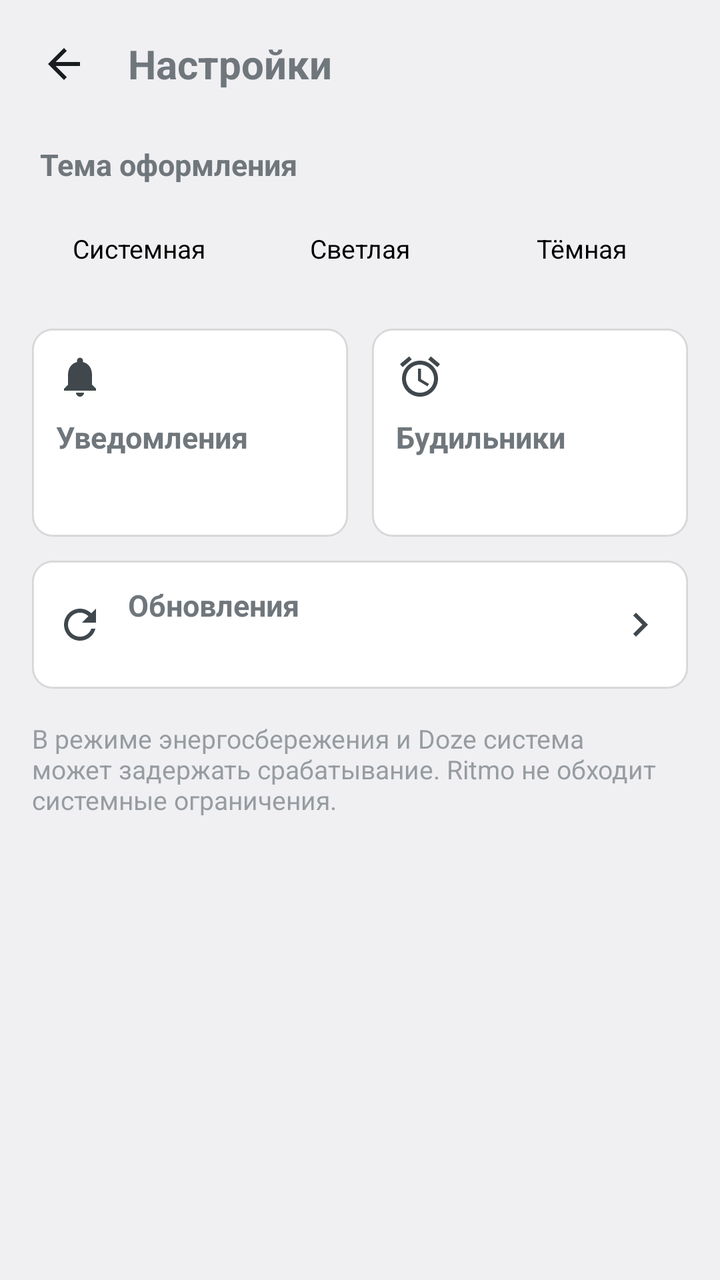
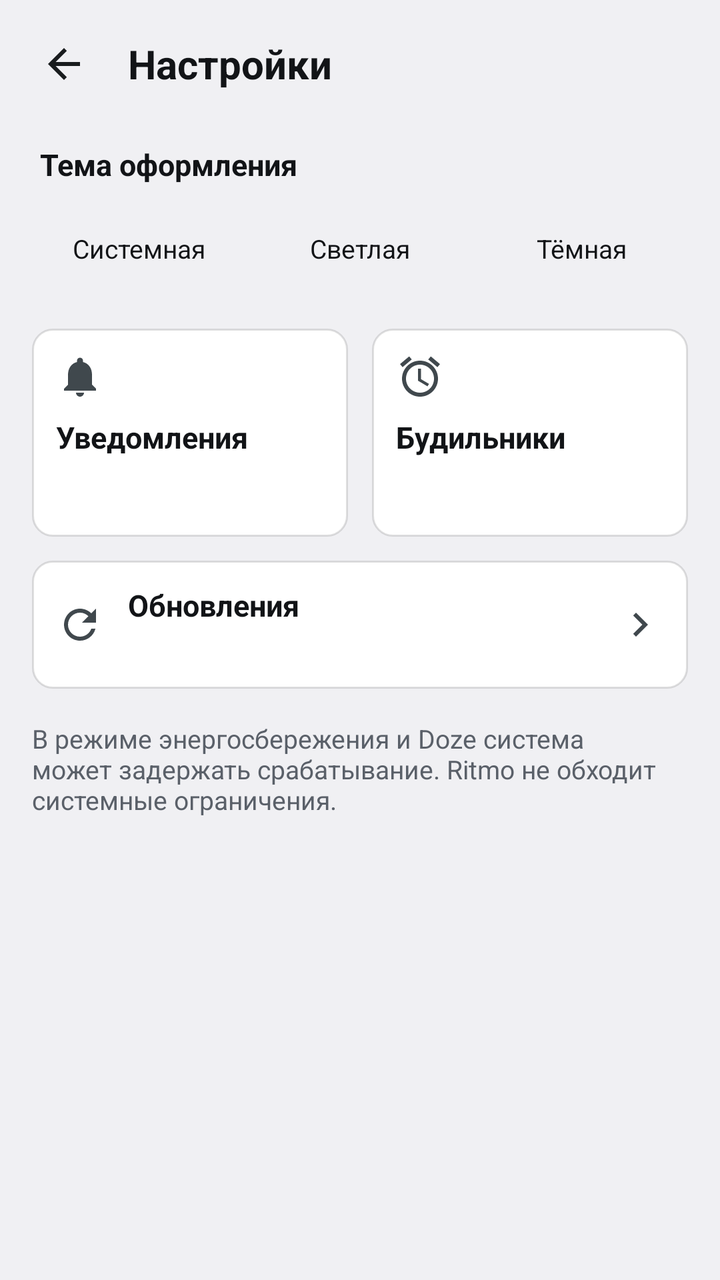

Compare the two renders of this Android layout. The source of the first and the diff that turns it into the second are given below.
<!-- AndroidManifest.xml: application theme Theme.Ritmo -->
<!-- res/layout/activity_settings.xml -->
<?xml version="1.0" encoding="utf-8"?>
<LinearLayout xmlns:android="http://schemas.android.com/apk/res/android"
    android:id="@+id/root"
    android:layout_width="match_parent"
    android:layout_height="match_parent"
    android:orientation="vertical">

    <LinearLayout
        android:layout_width="match_parent"
        android:layout_height="wrap_content"
        android:gravity="center_vertical"
        android:orientation="horizontal"
        android:paddingStart="8dp"
        android:paddingEnd="16dp"
        android:paddingTop="8dp"
        android:paddingBottom="4dp">

        <ImageButton
            android:id="@+id/back_button"
            android:layout_width="48dp"
            android:layout_height="48dp"
            android:background="?android:attr/selectableItemBackgroundBorderless"
            android:contentDescription="@string/back"
            android:scaleType="center"
            android:src="@drawable/ic_arrow_back" />

        <TextView
            android:layout_width="0dp"
            android:layout_height="wrap_content"
            android:layout_marginStart="8dp"
            android:layout_weight="1"
            android:text="@string/settings"
            android:textSize="20sp"
            android:textStyle="bold" />
    </LinearLayout>

    <ScrollView
        android:layout_width="match_parent"
        android:layout_height="0dp"
        android:layout_weight="1"
        android:clipToPadding="false"
        android:fillViewport="true">

        <LinearLayout
            android:layout_width="match_parent"
            android:layout_height="wrap_content"
            android:orientation="vertical"
            android:paddingStart="16dp"
            android:paddingEnd="16dp"
            android:paddingTop="12dp"
            android:paddingBottom="24dp">

            <TextView
                android:layout_width="match_parent"
                android:layout_height="wrap_content"
                android:layout_marginStart="4dp"
                android:text="@string/settings_theme"
                android:textSize="15sp"
                android:textStyle="bold" />

            
            <RadioGroup
                android:id="@+id/theme_group"
                android:layout_width="match_parent"
                android:layout_height="wrap_content"
                android:layout_marginTop="8dp"
                android:orientation="horizontal">

                <RadioButton
                    android:id="@+id/theme_system"
                    android:layout_width="0dp"
                    android:layout_height="wrap_content"
                    android:layout_weight="1"
                    android:background="@drawable/segment_background"
                    android:button="@null"
                    android:gravity="center"
                    android:minHeight="48dp"
                    android:text="@string/settings_theme_system"
                    android:textSize="13sp" />

                <RadioButton
                    android:id="@+id/theme_light"
                    android:layout_width="0dp"
                    android:layout_height="wrap_content"
                    android:layout_marginStart="4dp"
                    android:layout_weight="1"
                    android:background="@drawable/segment_background"
                    android:button="@null"
                    android:gravity="center"
                    android:minHeight="48dp"
                    android:text="@string/settings_theme_light"
                    android:textSize="13sp" />

                <RadioButton
                    android:id="@+id/theme_dark"
                    android:layout_width="0dp"
                    android:layout_height="wrap_content"
                    android:layout_marginStart="4dp"
                    android:layout_weight="1"
                    android:background="@drawable/segment_background"
                    android:button="@null"
                    android:gravity="center"
                    android:minHeight="48dp"
                    android:text="@string/settings_theme_dark"
                    android:textSize="13sp" />
            </RadioGroup>

            
            <LinearLayout
                android:layout_width="match_parent"
                android:layout_height="wrap_content"
                android:layout_marginTop="16dp"
                android:orientation="horizontal">

                <LinearLayout
                    android:id="@+id/card_notifications"
                    android:layout_width="0dp"
                    android:layout_height="match_parent"
                    android:layout_weight="1"
                    android:background="@drawable/setting_card"
                    android:clickable="true"
                    android:focusable="true"
                    android:foreground="?android:attr/selectableItemBackground"
                    android:minHeight="104dp"
                    android:orientation="vertical"
                    android:padding="12dp">

                    <ImageView
                        android:layout_width="24dp"
                        android:layout_height="24dp"
                        android:contentDescription="@null"
                        android:src="@drawable/ic_notifications" />

                    <TextView
                        android:layout_width="match_parent"
                        android:layout_height="wrap_content"
                        android:layout_marginTop="8dp"
                        android:text="@string/settings_notifications"
                        android:textSize="15sp"
                        android:textStyle="bold" />

                    <TextView
                        android:id="@+id/notifications_status"
                        android:layout_width="match_parent"
                        android:layout_height="wrap_content"
                        android:layout_marginTop="2dp"
                        android:alpha="0.7"
                        android:textSize="13sp" />
                </LinearLayout>

                <LinearLayout
                    android:id="@+id/card_alarms"
                    android:layout_width="0dp"
                    android:layout_height="match_parent"
                    android:layout_marginStart="12dp"
                    android:layout_weight="1"
                    android:background="@drawable/setting_card"
                    android:clickable="true"
                    android:focusable="true"
                    android:foreground="?android:attr/selectableItemBackground"
                    android:minHeight="104dp"
                    android:orientation="vertical"
                    android:padding="12dp">

                    <ImageView
                        android:layout_width="24dp"
                        android:layout_height="24dp"
                        android:contentDescription="@null"
                        android:src="@drawable/ic_alarm_clock" />

                    <TextView
                        android:layout_width="match_parent"
                        android:layout_height="wrap_content"
                        android:layout_marginTop="8dp"
                        android:text="@string/settings_alarms"
                        android:textSize="15sp"
                        android:textStyle="bold" />

                    <TextView
                        android:id="@+id/exact_alarm_status"
                        android:layout_width="match_parent"
                        android:layout_height="wrap_content"
                        android:layout_marginTop="2dp"
                        android:alpha="0.7"
                        android:textSize="13sp" />
                </LinearLayout>
            </LinearLayout>

            
            <LinearLayout
                android:id="@+id/card_updates"
                android:layout_width="match_parent"
                android:layout_height="wrap_content"
                android:layout_marginTop="12dp"
                android:background="@drawable/setting_card"
                android:clickable="true"
                android:focusable="true"
                android:foreground="?android:attr/selectableItemBackground"
                android:gravity="center_vertical"
                android:minHeight="64dp"
                android:orientation="horizontal"
                android:paddingStart="12dp"
                android:paddingEnd="12dp"
                android:paddingTop="10dp"
                android:paddingBottom="10dp">

                <ImageView
                    android:layout_width="24dp"
                    android:layout_height="24dp"
                    android:contentDescription="@null"
                    android:src="@drawable/ic_refresh" />

                <LinearLayout
                    android:layout_width="0dp"
                    android:layout_height="wrap_content"
                    android:layout_marginStart="12dp"
                    android:layout_weight="1"
                    android:orientation="vertical">

                    <TextView
                        android:layout_width="match_parent"
                        android:layout_height="wrap_content"
                        android:text="@string/settings_updates"
                        android:textSize="15sp"
                        android:textStyle="bold" />

                    <TextView
                        android:id="@+id/updates_status"
                        android:layout_width="match_parent"
                        android:layout_height="wrap_content"
                        android:layout_marginTop="2dp"
                        android:alpha="0.7"
                        android:textSize="13sp" />
                </LinearLayout>

                <ImageView
                    android:layout_width="24dp"
                    android:layout_height="24dp"
                    android:contentDescription="@null"
                    android:src="@drawable/ic_chevron_right" />
            </LinearLayout>

            <TextView
                android:layout_width="match_parent"
                android:layout_height="wrap_content"
                android:layout_marginTop="16dp"
                android:alpha="0.7"
                android:text="@string/settings_hint"
                android:textSize="13sp" />

        </LinearLayout>
    </ScrollView>
</LinearLayout>
<!-- resources referenced by this layout -->
<resources>
  <!-- drawable ic_arrow_back (drawable) -->
  <?xml version="1.0" encoding="utf-8"?>
  <vector xmlns:android="http://schemas.android.com/apk/res/android"
      android:width="24dp"
      android:height="24dp"
      android:viewportWidth="24"
      android:viewportHeight="24"
      android:tint="?android:attr/textColorPrimary">
      <path
          android:fillColor="#FFFFFFFF"
          android:pathData="M20,11H7.83l5.59,-5.59L12,4l-8,8 8,8 1.41,-1.41L7.83,13H20v-2z" />
  </vector>
  <!-- drawable ic_chevron_right (drawable) -->
  <?xml version="1.0" encoding="utf-8"?>
  <vector xmlns:android="http://schemas.android.com/apk/res/android"
      android:width="24dp"
      android:height="24dp"
      android:viewportWidth="24"
      android:viewportHeight="24"
      android:tint="?android:attr/textColorSecondary">
      <path
          android:fillColor="#FFFFFFFF"
          android:pathData="M10,6L8.59,7.41 13.17,12l-4.58,4.59L10,18l6,-6z" />
  </vector>
  <!-- drawable ic_notifications (drawable) -->
  <?xml version="1.0" encoding="utf-8"?>
  <vector xmlns:android="http://schemas.android.com/apk/res/android"
      android:width="24dp"
      android:height="24dp"
      android:viewportWidth="24"
      android:viewportHeight="24"
      android:tint="?android:attr/textColorSecondary">
      <path
          android:fillColor="#FFFFFFFF"
          android:pathData="M12,22c1.1,0 2,-0.9 2,-2h-4c0,1.1 0.9,2 2,2zM18,16v-5c0,-3.07 -1.63,-5.64 -4.5,-6.32L13.5,4c0,-0.83 -0.67,-1.5 -1.5,-1.5s-1.5,0.67 -1.5,1.5v0.68C7.64,5.36 6,7.92 6,11v5l-2,2v1h16v-1l-2,-2z" />
  </vector>
  <!-- drawable setting_card (drawable) -->
  <?xml version="1.0" encoding="utf-8"?>
  <shape xmlns:android="http://schemas.android.com/apk/res/android"
      android:shape="rectangle">
      <solid android:color="?attr/ritmoCardBackground" />
      <stroke
          android:width="1dp"
          android:color="?attr/ritmoCardStroke" />
      <corners android:radius="10dp" />
  </shape>
  <string name="back">Назад</string>
  <string name="settings">Настройки</string>
  <string name="settings_alarms">Будильники</string>
  <string name="settings_hint">В режиме энергосбережения и Doze система может задержать срабатывание. Ritmo не обходит системные ограничения.</string>
  <string name="settings_notifications">Уведомления</string>
  <string name="settings_theme">Тема оформления</string>
  <string name="settings_theme_dark">Тёмная</string>
  <string name="settings_theme_light">Светлая</string>
  <string name="settings_theme_system">Системная</string>
  <string name="settings_updates">Обновления</string>
  <style name="Theme.Ritmo" parent="@android:style/Theme.DeviceDefault.Light">
          <item name="android:windowActionBar">false</item>
          <item name="android:windowNoTitle">true</item>
          <item name="android:windowBackground">?android:attr/colorBackground</item>
          <item name="android:statusBarColor">?android:attr/colorBackground</item>
          <item name="android:navigationBarColor">@android:color/black</item>
          <item name="android:windowLightStatusBar">true</item>
          <item name="ritmoCardBackground">@color/card_background_light</item>
          <item name="ritmoCardStroke">@color/card_stroke_light</item>
      </style>
  <color name="card_background_light">#FFFFFFFF</color>
  <color name="card_stroke_light">#1F000000</color>
  <!-- unchanged entries left out for length: 3 -->
</resources>

<!-- the commit's change to res/layout/activity_settings.xml (unified diff, before → after) -->
@@ -30,6 +30,7 @@
             android:layout_marginStart="8dp"
             android:layout_weight="1"
             android:text="@string/settings"
+            android:textColor="?attr/ritmoTextPrimary"
             android:textSize="20sp"
             android:textStyle="bold" />
     </LinearLayout>
@@ -55,6 +56,7 @@
                 android:layout_height="wrap_content"
                 android:layout_marginStart="4dp"
                 android:text="@string/settings_theme"
+                android:textColor="?attr/ritmoTextPrimary"
                 android:textSize="15sp"
                 android:textStyle="bold" />
 
@@ -76,6 +78,7 @@
                     android:gravity="center"
                     android:minHeight="48dp"
                     android:text="@string/settings_theme_system"
+                    android:textColor="?attr/ritmoTextPrimary"
                     android:textSize="13sp" />
 
                 <RadioButton
@@ -89,6 +92,7 @@
                     android:gravity="center"
                     android:minHeight="48dp"
                     android:text="@string/settings_theme_light"
+                    android:textColor="?attr/ritmoTextPrimary"
                     android:textSize="13sp" />
 
                 <RadioButton
@@ -102,6 +106,7 @@
                     android:gravity="center"
                     android:minHeight="48dp"
                     android:text="@string/settings_theme_dark"
+                    android:textColor="?attr/ritmoTextPrimary"
                     android:textSize="13sp" />
             </RadioGroup>
 
@@ -136,6 +141,7 @@
                         android:layout_height="wrap_content"
                         android:layout_marginTop="8dp"
                         android:text="@string/settings_notifications"
+                        android:textColor="?attr/ritmoTextPrimary"
                         android:textSize="15sp"
                         android:textStyle="bold" />
 
@@ -144,7 +150,7 @@
                         android:layout_width="match_parent"
                         android:layout_height="wrap_content"
                         android:layout_marginTop="2dp"
-                        android:alpha="0.7"
+                        android:textColor="?attr/ritmoTextSecondary"
                         android:textSize="13sp" />
                 </LinearLayout>
 
@@ -173,6 +179,7 @@
                         android:layout_height="wrap_content"
                         android:layout_marginTop="8dp"
                         android:text="@string/settings_alarms"
+                        android:textColor="?attr/ritmoTextPrimary"
                         android:textSize="15sp"
                         android:textStyle="bold" />
 
@@ -181,7 +188,7 @@
                         android:layout_width="match_parent"
                         android:layout_height="wrap_content"
                         android:layout_marginTop="2dp"
-                        android:alpha="0.7"
+                        android:textColor="?attr/ritmoTextSecondary"
                         android:textSize="13sp" />
                 </LinearLayout>
             </LinearLayout>
@@ -221,6 +228,7 @@
                         android:layout_width="match_parent"
                         android:layout_height="wrap_content"
                         android:text="@string/settings_updates"
+                        android:textColor="?attr/ritmoTextPrimary"
                         android:textSize="15sp"
                         android:textStyle="bold" />
 
@@ -229,7 +237,7 @@
                         android:layout_width="match_parent"
                         android:layout_height="wrap_content"
                         android:layout_marginTop="2dp"
-                        android:alpha="0.7"
+                        android:textColor="?attr/ritmoTextSecondary"
                         android:textSize="13sp" />
                 </LinearLayout>
 
@@ -244,8 +252,8 @@
                 android:layout_width="match_parent"
                 android:layout_height="wrap_content"
                 android:layout_marginTop="16dp"
-                android:alpha="0.7"
                 android:text="@string/settings_hint"
+                android:textColor="?attr/ritmoTextSecondary"
                 android:textSize="13sp" />
 
         </LinearLayout>
<!-- resource entries referenced after the edit -->
@@ -65,9 +65,13 @@
           <item name="android:windowLightStatusBar">true</item>
           <item name="ritmoCardBackground">@color/card_background_light</item>
           <item name="ritmoCardStroke">@color/card_stroke_light</item>
+          <item name="ritmoTextPrimary">@color/text_primary_light</item>
+          <item name="ritmoTextSecondary">@color/text_secondary_light</item>
       </style>
   <color name="card_background_light">#FFFFFFFF</color>
   <color name="card_stroke_light">#1F000000</color>
+  <color name="text_primary_light">#FF121417</color>
+  <color name="text_secondary_light">#FF5A6069</color>
   <!-- unchanged entries left out for length: 3 -->
 </resources>
 
